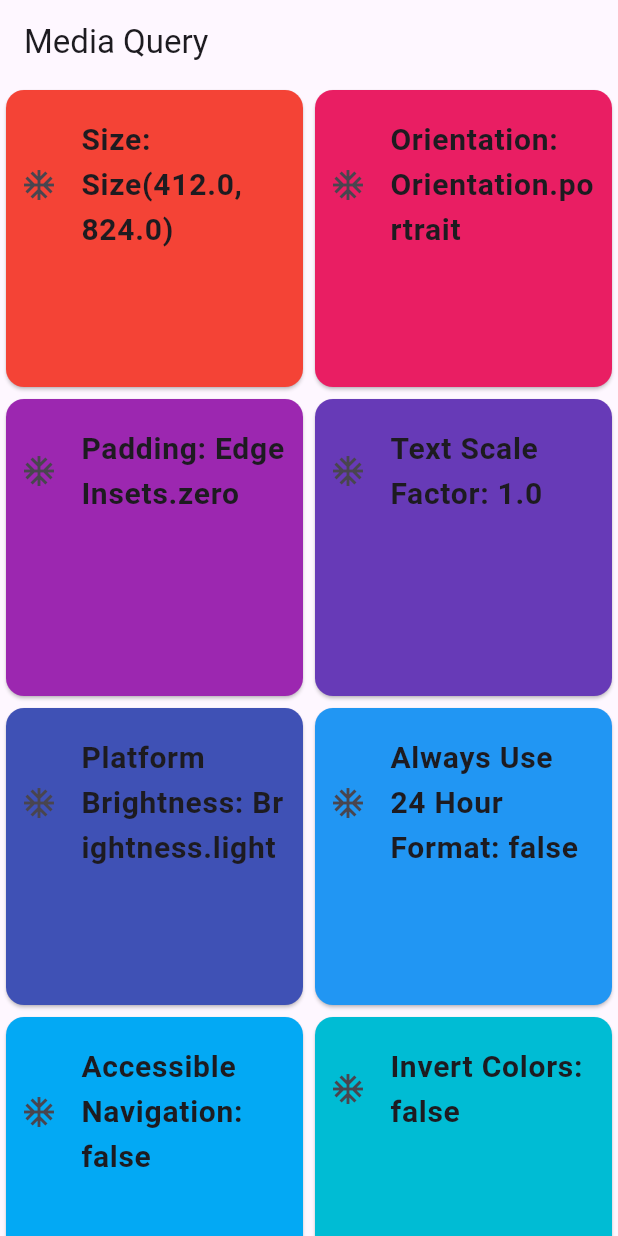
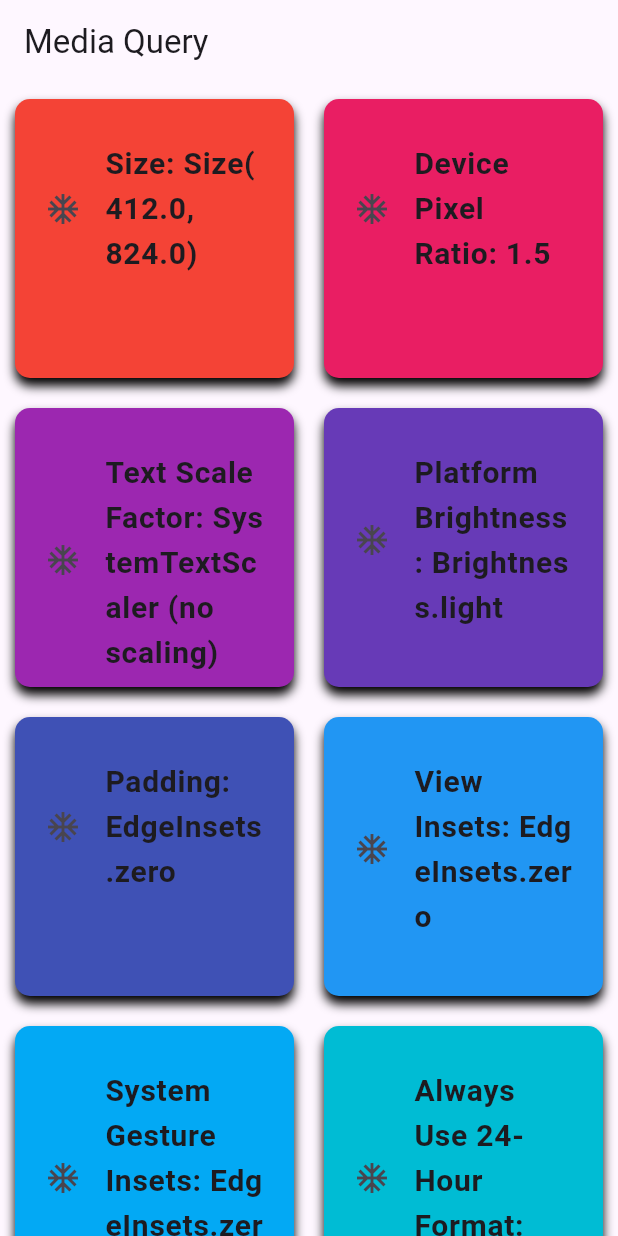
Before and after one commit to Kandil7/flutter_responsive_course, a Flutter app: the screen it shows after launch, on a phone screen of 412 x 824 dp. Run offline on Flutter 3.47's test engine with Material 3 defaults, Android fonts, the phone set to English and light mode, and no system bars; our stand-ins replace device_preview, flutter_svg.

Commit message:
Refactor import statements for media query test

```diff
--- a/lib/main.dart
+++ b/lib/main.dart
@@ -3,6 +3,7 @@ import 'package:flutter/foundation.dart';
 import 'package:flutter/material.dart';
 import 'package:flutter_responsive_course/login/login_screen.dart';
 import 'package:flutter_responsive_course/media_query_test/media_query_widget.dart';
+import 'package:flutter_responsive_course/media_query_test/responsive_service/screen_utils.dart';
 
 void main() {
   runApp(
@@ -13,12 +14,19 @@ void main() {
   );
 }
 
-class MyApp extends StatelessWidget {
+class MyApp extends StatefulWidget {
   const MyApp({super.key});
 
+  @override
+  State<MyApp> createState() => _MyAppState();
+}
+
+class _MyAppState extends State<MyApp> {
   // This widget is the root of your application.
+
   @override
   Widget build(BuildContext context) {
+    ScreenUtils.init(context);
     return MaterialApp(
       title: 'Flutter Demo',
       debugShowCheckedModeBanner: false,
--- a/lib/media_query_test/item_widget.dart
+++ b/lib/media_query_test/item_widget.dart
@@ -1,4 +1,5 @@
 import 'package:flutter/material.dart';
+import 'package:flutter_responsive_course/media_query_test/responsive_service/size_extention.dart';
 
 class ItemWidget extends StatelessWidget {
   final String title;
@@ -14,10 +15,29 @@ class ItemWidget extends StatelessWidget {
       title: Text(
         title,
         style: TextStyle(
-          fontSize: fontsize,
+          fontSize: fontsize.sp,
           fontWeight: FontWeight.bold,
         ),
       ),
     );
   }
 }
+
+getMediaQueryData(BuildContext context) {
+  var mediaQueryData = MediaQuery.of(context);
+  return [
+    'Size: ${mediaQueryData.size}',
+    'Device Pixel Ratio: ${mediaQueryData.devicePixelRatio}',
+    'Text Scale Factor: ${mediaQueryData.textScaler}',
+    'Platform Brightness: ${mediaQueryData.platformBrightness}',
+    'Padding: ${mediaQueryData.padding}',
+    'View Insets: ${mediaQueryData.viewInsets}',
+    'System Gesture Insets: ${mediaQueryData.systemGestureInsets}',
+    'Always Use 24-Hour Format: ${mediaQueryData.alwaysUse24HourFormat}',
+    'Accessible Navigation: ${mediaQueryData.accessibleNavigation}',
+    'Invert Colors: ${mediaQueryData.invertColors}',
+    'High Contrast: ${mediaQueryData.highContrast}',
+    'Disable Animations: ${mediaQueryData.disableAnimations}',
+    'Bold Text: ${mediaQueryData.boldText}',
+  ];
+}
--- a/lib/media_query_test/media_query_widget.dart
+++ b/lib/media_query_test/media_query_widget.dart
@@ -1,38 +1,14 @@
 import 'package:flutter/material.dart';
 import 'package:flutter_responsive_course/media_query_test/item_widget.dart';
+import 'package:flutter_responsive_course/media_query_test/responsive_service/size_extention.dart';
 
 class MedaiQueryWidget extends StatelessWidget {
   const MedaiQueryWidget({super.key});
 
   @override
   Widget build(BuildContext context) {
-    var screenSize = MediaQuery.of(context).size;
-    var screenOrientation = MediaQuery.of(context).orientation;
-    var screenPadding = MediaQuery.of(context).padding;
-    var screenTextScaleFactor = MediaQuery.of(context).textScaleFactor;
-    var screenPlatformBrightness = MediaQuery.of(context).platformBrightness;
-    var screenAlwaysUse24HourFormat =
-        MediaQuery.of(context).alwaysUse24HourFormat;
-    var screenAccessibleNavigation =
-        MediaQuery.of(context).accessibleNavigation;
-    var screenInvertColors = MediaQuery.of(context).invertColors;
-    var screenHighContrast = MediaQuery.of(context).highContrast;
-    var screenDisableAnimations = MediaQuery.of(context).disableAnimations;
-    var screenBoldText = MediaQuery.of(context).boldText;
-
-    var datalist = [
-      'Size: $screenSize',
-      'Orientation: $screenOrientation',
-      'Padding: $screenPadding',
-      'Text Scale Factor: $screenTextScaleFactor',
-      'Platform Brightness: $screenPlatformBrightness',
-      'Always Use 24 Hour Format: $screenAlwaysUse24HourFormat',
-      'Accessible Navigation: $screenAccessibleNavigation',
-      'Invert Colors: $screenInvertColors',
-      'High Contrast: $screenHighContrast',
-      'Disable Animations: $screenDisableAnimations',
-      'Bold Text: $screenBoldText',
-    ];
+    var datalist = getMediaQueryData(context);
+    var screenTextScaler = MediaQuery.textScalerOf(context);
 
     return Scaffold(
       appBar: AppBar(
@@ -44,10 +20,24 @@ class MedaiQueryWidget extends StatelessWidget {
         ),
         itemCount: datalist.length,
         itemBuilder: (context, index) {
-          return Card(
-            color: Colors.primaries[index % Colors.primaries.length],
-            child: ItemWidget(
-                title: datalist[index], fontsize: screenTextScaleFactor * 20),
+          return Container(
+            margin: const EdgeInsets.all(10),
+            padding: const EdgeInsets.all(10),
+            height: 150.h,
+            width: 200.w,
+            decoration: BoxDecoration(
+              borderRadius: BorderRadius.circular(10),
+              color: Colors.primaries[index % Colors.primaries.length],
+              shape: BoxShape.rectangle,
+              boxShadow: const [
+                BoxShadow(
+                  color: Colors.black,
+                  blurRadius: 5,
+                  offset: Offset(0, 5),
+                ),
+              ],
+            ),
+            child: ItemWidget(title: datalist[index]),
           );
         },
       ),
--- a/lib/media_query_test/responsive_service/screen_utils.dart
+++ b/lib/media_query_test/responsive_service/screen_utils.dart
@@ -11,11 +11,13 @@ class ScreenUtils {
   static double get screenDensity => _screenDensity;
   static TextScaler get textScaleFactor => _textScaleFactor;
 
-  static void init(context) {
+  static Future<void> init(context) {
     _screenWidth = MediaQuery.of(context).size.width;
     _screenHeight = MediaQuery.of(context).size.height;
     _screenDensity = MediaQuery.of(context).devicePixelRatio;
     _textScaleFactor = MediaQuery.of(context).textScaler;
+
+    return Future.value();
   }
 
   // height scale
@@ -35,4 +37,8 @@ class ScreenUtils {
   static double getScaleSp(double fontSize) {
     return getScaleText(fontSize);
   }
+
+  static double getScaleDp(double dp) {
+    return dp * screenDensity;
+  }
 }
--- a/lib/media_query_test/responsive_service/size_extention.dart
+++ b/lib/media_query_test/responsive_service/size_extention.dart
@@ -4,5 +4,5 @@ extension SizeExtention on num {
   double get w => ScreenUtils.getScaleWidth(toDouble());
   double get h => ScreenUtils.getScaleHeight(toDouble());
   double get sp => ScreenUtils.getScaleSp(toDouble());
-  double get dp => toDouble() * ScreenUtils.screenDensity;
+  double get dp => ScreenUtils.getScaleDp(toDouble());
 }
```
